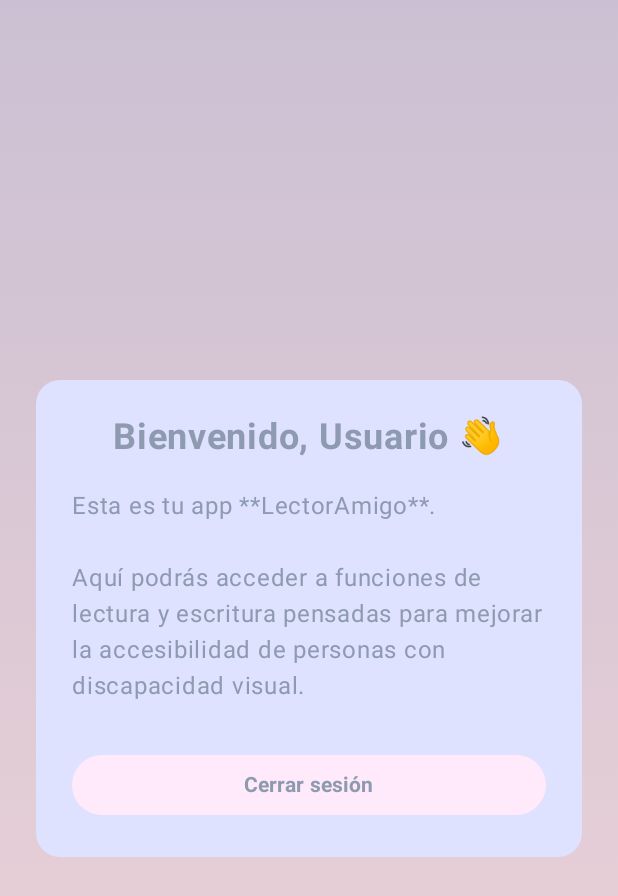
After one commit to VaneSuazoU/LectorAmigo, an Android app built with Jetpack Compose: the home screen opened through its navigation route, on a phone screen of 412 x 824 dp. The commit adds this screen. Shown: the top 896 px of the screen. Run offline under Robolectric (Android 15) with nearby library versions, the phone set to English and light mode, and no system bars.

Commit message:
Añadiendo home y readme

```diff
--- a/app/src/main/java/com/example/lectoramigo/MainActivity.kt
+++ b/app/src/main/java/com/example/lectoramigo/MainActivity.kt
@@ -13,6 +13,7 @@ import com.example.lectoramigo.pantallas.registro
 
 import androidx.navigation.compose.NavHost
 import androidx.navigation.compose.composable
+import com.example.lectoramigo.pantallas.home
 import com.example.lectoramigo.pantallas.recuperarcontrasena
 
 
@@ -31,6 +32,7 @@ sealed class Ruta(val route: String) {
     data object Login: Ruta("login")
     data object Registro: Ruta("registro")
     data object RecuperarContrasena: Ruta("recuperarcontrasena")
+    data object Home: Ruta("home")
 }
 
 @Composable
@@ -56,6 +58,12 @@ fun AppNav() {
                 onVolver = { nav.popBackStack() }
             )
             }
+        composable (Ruta.Home.route) {
+            home(
+                usuario = "Usuario",
+                onLogout = { nav.popBackStack(Ruta.Login.route, inclusive = false) }
+            )
+        }
 
     }
 }
--- /dev/null
+++ b/app/src/main/java/com/example/lectoramigo/pantallas/home.kt
@@ -0,0 +1,66 @@
+package com.example.lectoramigo.pantallas
+
+import androidx.compose.foundation.background
+import androidx.compose.foundation.layout.*
+import androidx.compose.foundation.shape.RoundedCornerShape
+import androidx.compose.material3.*
+import androidx.compose.runtime.Composable
+import androidx.compose.ui.Alignment
+import androidx.compose.ui.Modifier
+import androidx.compose.ui.graphics.Brush
+import androidx.compose.ui.text.font.FontWeight
+import androidx.compose.ui.unit.dp
+import androidx.compose.ui.unit.sp
+import com.example.lectoramigo.ui.theme.*
+
+@Composable
+fun home(
+    usuario: String = "Usuario",
+    onLogout: () -> Unit = {}
+) {
+    Box(
+        modifier = Modifier
+            .fillMaxSize()
+            .background(Brush.verticalGradient(listOf(Lavanda, RosaSuave)))
+            .padding(24.dp),
+        contentAlignment = Alignment.Center
+    ) {
+        Card(
+            shape = RoundedCornerShape(16.dp),
+            colors = CardDefaults.cardColors(containerColor = Celeste),
+            modifier = Modifier.fillMaxWidth()
+        ) {
+            Column(
+                modifier = Modifier.padding(24.dp),
+                horizontalAlignment = Alignment.CenterHorizontally
+            ) {
+                Text(
+                    text = "Bienvenido, $usuario 👋",
+                    fontSize = 24.sp,
+                    fontWeight = FontWeight.Bold,
+                    color = AzulGris
+                )
+
+                Spacer(modifier = Modifier.height(20.dp))
+
+                Text(
+                    text = "Esta es tu app **LectorAmigo**.\n\n" +
+                            "Aquí podrás acceder a funciones de lectura y escritura pensadas " +
+                            "para mejorar la accesibilidad de personas con discapacidad visual.",
+                    color = AzulGris,
+                    fontSize = 16.sp
+                )
+
+                Spacer(modifier = Modifier.height(30.dp))
+
+                Button(
+                    onClick = { onLogout() },
+                    colors = ButtonDefaults.buttonColors(containerColor = RosaClaro),
+                    modifier = Modifier.fillMaxWidth()
+                ) {
+                    Text("Cerrar sesión", color = AzulGris, fontWeight = FontWeight.Bold)
+                }
+            }
+        }
+    }
+}
```
